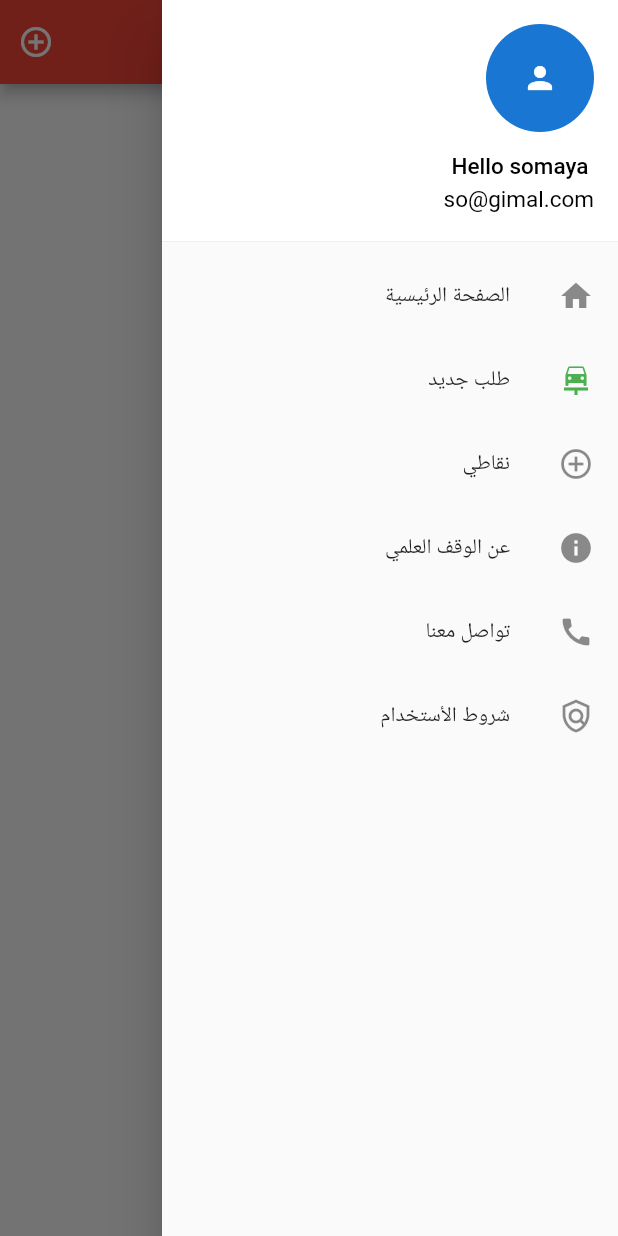
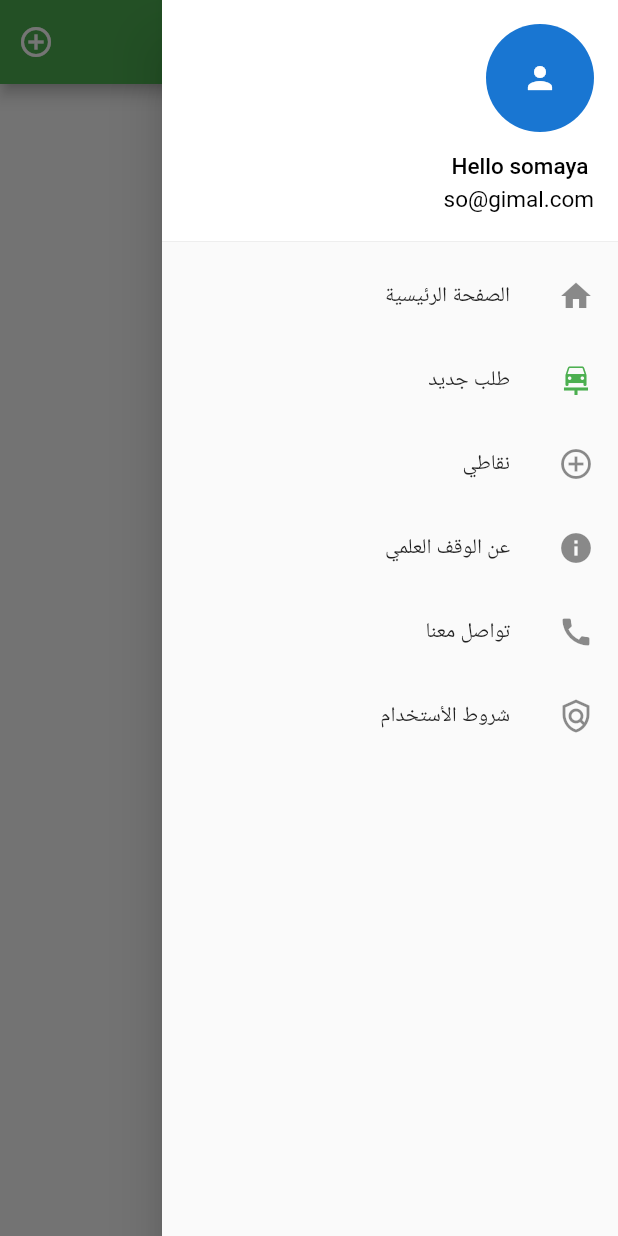
Before and after one commit to Team-Dawerha/dawerha_updated, a Flutter app: the Home screen opened directly, with the side drawer open, on a phone screen of 412 x 824 dp. Run offline on Flutter 3.47's test engine with Material 2 defaults, Android fonts, the phone set to English and light mode, and no system bars.

Commit message:
home page

```diff
--- a/lib/main.dart
+++ b/lib/main.dart
@@ -11,7 +11,7 @@ class MyApp extends StatelessWidget {
     return MaterialApp(
       debugShowCheckedModeBanner: false,
       title: "DAWERHA",
-      home: IntroScreen() ,
+      home: Home() ,
     );//End
     }
   }
--- a/lib/screens/home.dart
+++ b/lib/screens/home.dart
@@ -15,7 +15,7 @@ class HomeState extends State<Home> {
       child: Scaffold(
         appBar: AppBar(
           title: Text("DAWERHA"),
-          backgroundColor: Colors.red,
+          backgroundColor: Colors.green,
           centerTitle: true,
           actions: <Widget>[
             IconButton(icon: Icon(Icons.control_point), onPressed: () {})
```
